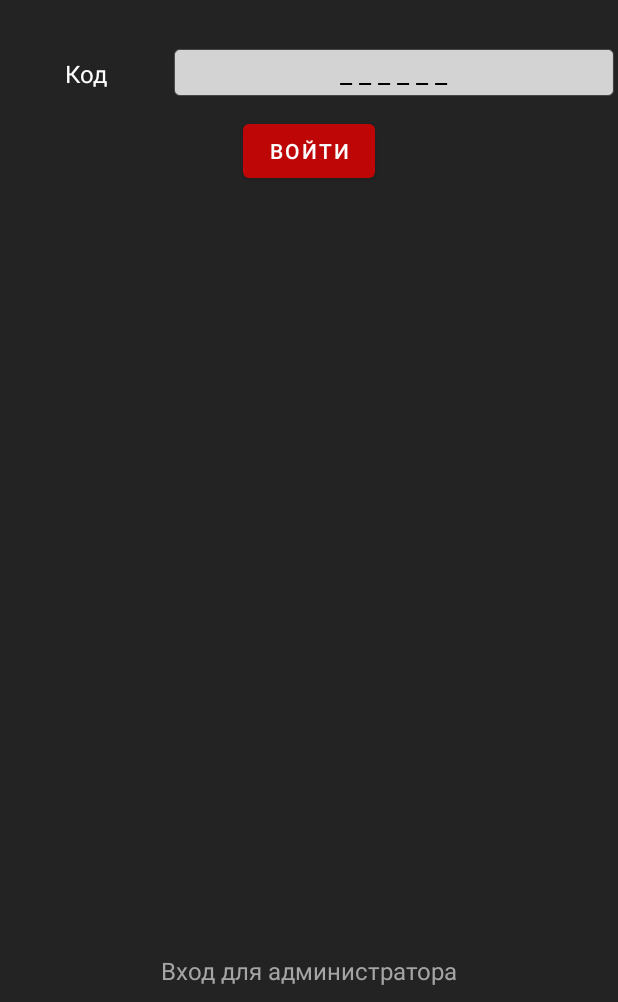
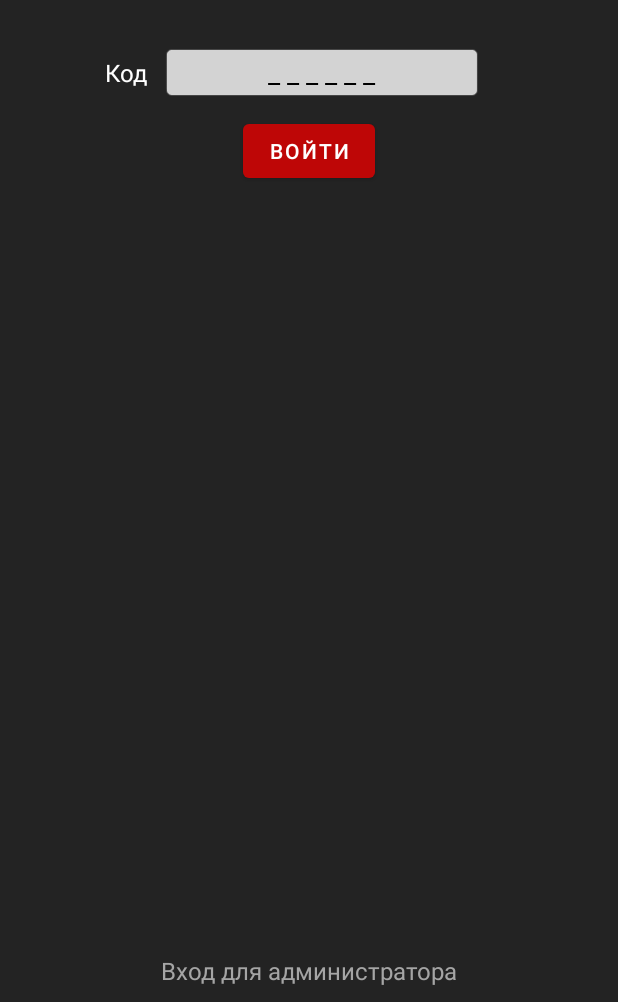
Before and after one commit to AndPhv/AlumPerilaApp, an Android app: the EnterCodeFragment screen opened through its navigation route, on a phone screen of 412 x 824 dp, the part 234-1236 px from its top. Run offline under Robolectric (Android 15) with nearby library versions, the phone set to English and light mode, and no system bars; our stand-ins replace navigation-ui.

Commit message:
Редактирование визуализации в fragment_enter_code.xml

```diff
--- a/app/src/main/res/layout/fragment_enter_code.xml
+++ b/app/src/main/res/layout/fragment_enter_code.xml
@@ -17,14 +17,14 @@
         android:layout_width="match_parent"
         android:layout_height="wrap_content"
         android:layout_marginTop="30dp"
+        android:gravity="center"
         android:orientation="horizontal">
 
         <TextView
             android:id="@+id/txtCode"
             android:layout_width="wrap_content"
             android:layout_height="wrap_content"
-            android:layout_weight="1"
-            android:gravity="center"
+            android:layout_marginEnd="10dp"
             android:text="Код"
             android:textColor="#FFFFFF"
             android:textSize="16sp" />
@@ -33,18 +33,18 @@
             android:id="@+id/editTxtCode"
             android:layout_width="wrap_content"
             android:layout_height="wrap_content"
-            android:layout_weight="1"
+            android:layout_marginEnd="20dp"
+            android:autofillHints=""
             android:background="@android:drawable/editbox_background"
             android:backgroundTint="#D3D3D3"
             android:ems="10"
+            android:gravity="center"
+            android:hint="_ _ _ _ _ _"
             android:inputType="phone"
+            android:maxLength="6"
             android:maxLines="1"
             android:textColor="#090909"
-            android:textColorHint="#000000"
-            android:maxLength="6"
-            android:gravity="center"
-            android:hint="_ _ _ _ _ _"
-            android:autofillHints="" />
+            android:textColorHint="#000000" />
     </LinearLayout>
 
     <Button
```
